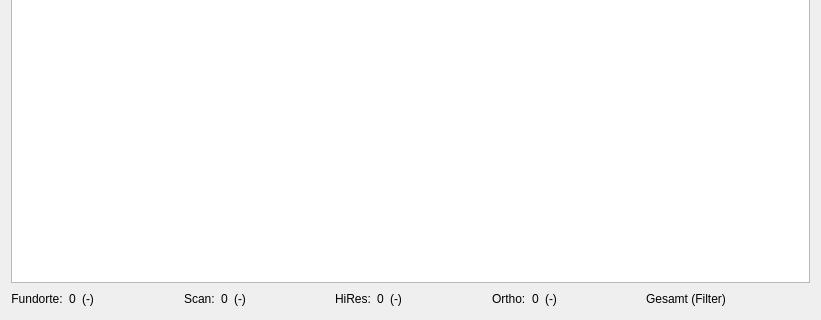
This is APIS/forms/apis_site_selection_list_form.ui in APIS-Luftbildarchiv/APIS as Qt 5 draws it before an edit; both pictures show x 0 to 821 and y 204 to 524 of the 821 by 524 pixel window. The edited form follows.
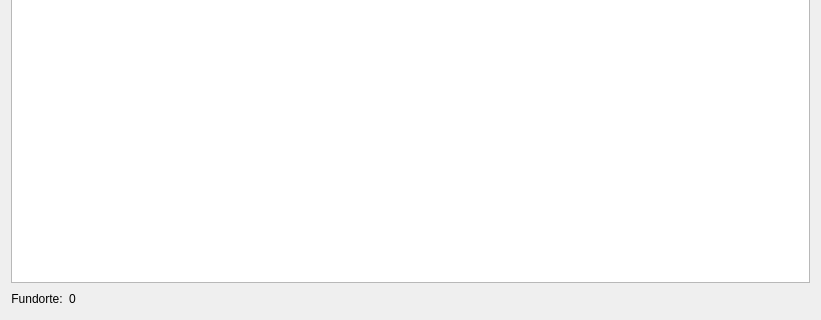
This is the edited form. Icons and pictures are not drawn.

What changed in the file:
```diff
--- a/APIS/forms/apis_site_selection_list_form.ui
+++ b/APIS/forms/apis_site_selection_list_form.ui
@@ -135,16 +135,6 @@
        </property>
       </widget>
      </item>
-     <item>
-      <widget class="QLabel" name="uiImageFilterCountLbl">
-       <property name="text">
-        <string>(-)</string>
-       </property>
-       <property name="alignment">
-        <set>Qt::AlignCenter</set>
-       </property>
-      </widget>
-     </item>
      <item>
       <spacer name="horizontalSpacer_4">
        <property name="orientation">
@@ -158,149 +148,6 @@
        </property>
       </spacer>
      </item>
-     <item>
-      <widget class="QLabel" name="label_2">
-       <property name="text">
-        <string>Scan:</string>
-       </property>
-      </widget>
-     </item>
-     <item>
-      <widget class="QLabel" name="uiScanCountLbl">
-       <property name="lineWidth">
-        <number>1</number>
-       </property>
-       <property name="text">
-        <string>0</string>
-       </property>
-       <property name="alignment">
-        <set>Qt::AlignCenter</set>
-       </property>
-      </widget>
-     </item>
-     <item>
-      <widget class="QLabel" name="uiScanFilterCountLbl">
-       <property name="text">
-        <string>(-)</string>
-       </property>
-       <property name="alignment">
-        <set>Qt::AlignCenter</set>
-       </property>
-      </widget>
-     </item>
-     <item>
-      <spacer name="horizontalSpacer_5">
-       <property name="orientation">
-        <enum>Qt::Horizontal</enum>
-       </property>
-       <property name="sizeHint" stdset="0">
-        <size>
-         <width>40</width>
-         <height>20</height>
-        </size>
-       </property>
-      </spacer>
-     </item>
-     <item>
-      <widget class="QLabel" name="label_3">
-       <property name="text">
-        <string>HiRes:</string>
-       </property>
-      </widget>
-     </item>
-     <item>
-      <widget class="QLabel" name="uiHiResCountLbl">
-       <property name="text">
-        <string>0</string>
-       </property>
-       <property name="alignment">
-        <set>Qt::AlignCenter</set>
-       </property>
-      </widget>
-     </item>
-     <item>
-      <widget class="QLabel" name="uiHiResFilterCountLbl">
-       <property name="text">
-        <string>(-)</string>
-       </property>
-       <property name="alignment">
-        <set>Qt::AlignCenter</set>
-       </property>
-      </widget>
-     </item>
-     <item>
-      <spacer name="horizontalSpacer_6">
-       <property name="orientation">
-        <enum>Qt::Horizontal</enum>
-       </property>
-       <property name="sizeHint" stdset="0">
-        <size>
-         <width>40</width>
-         <height>20</height>
-        </size>
-       </property>
-      </spacer>
-     </item>
-     <item>
-      <widget class="QLabel" name="label_4">
-       <property name="text">
-        <string>Ortho:</string>
-       </property>
-      </widget>
-     </item>
-     <item>
-      <widget class="QLabel" name="uiOrthoCountLbl">
-       <property name="text">
-        <string>0</string>
-       </property>
-       <property name="alignment">
-        <set>Qt::AlignCenter</set>
-       </property>
-      </widget>
-     </item>
-     <item>
-      <widget class="QLabel" name="uiOrthoFilterCountLbl">
-       <property name="text">
-        <string>(-)</string>
-       </property>
-       <property name="alignment">
-        <set>Qt::AlignCenter</set>
-       </property>
-      </widget>
-     </item>
-     <item>
-      <spacer name="horizontalSpacer_3">
-       <property name="orientation">
-        <enum>Qt::Horizontal</enum>
-       </property>
-       <property name="sizeHint" stdset="0">
-        <size>
-         <width>40</width>
-         <height>20</height>
-        </size>
-       </property>
-      </spacer>
-     </item>
-     <item>
-      <widget class="QLabel" name="uiImageCountLabelLbl">
-       <property name="text">
-        <string>Gesamt (Filter)</string>
-       </property>
-      </widget>
-     </item>
-     <item>
-      <spacer name="horizontalSpacer_8">
-       <property name="orientation">
-        <enum>Qt::Horizontal</enum>
-       </property>
-       <property name="sizeHint" stdset="0">
-        <size>
-         <width>40</width>
-         <height>20</height>
-        </size>
-       </property>
-      </spacer>
-     </item>
     </layout>
    </item>
   </layout>
```
